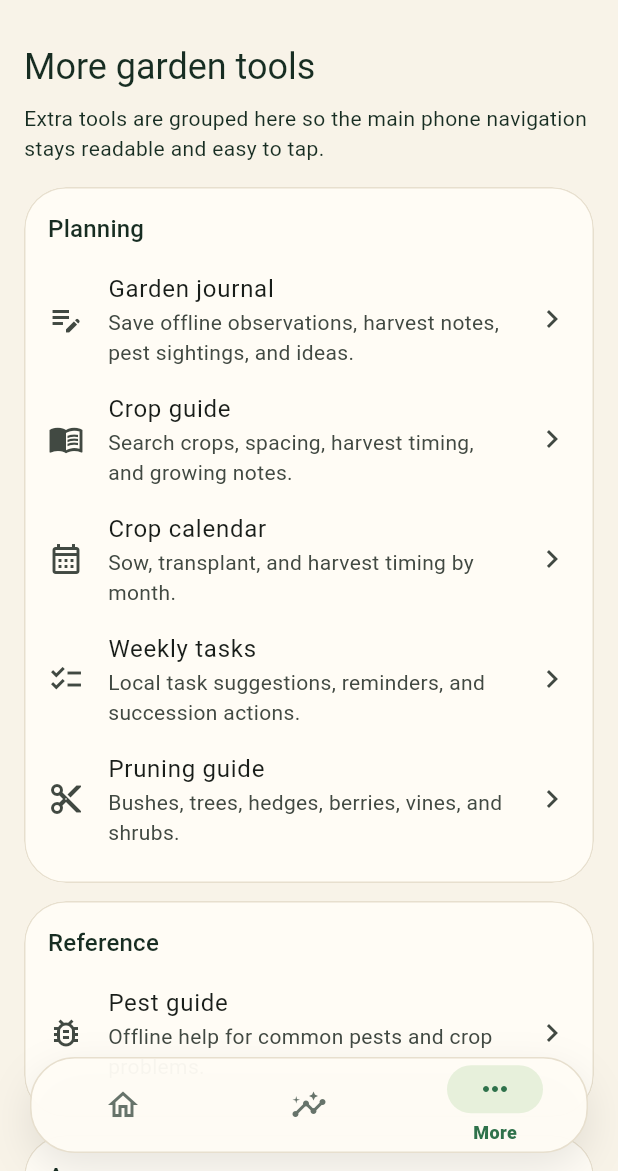
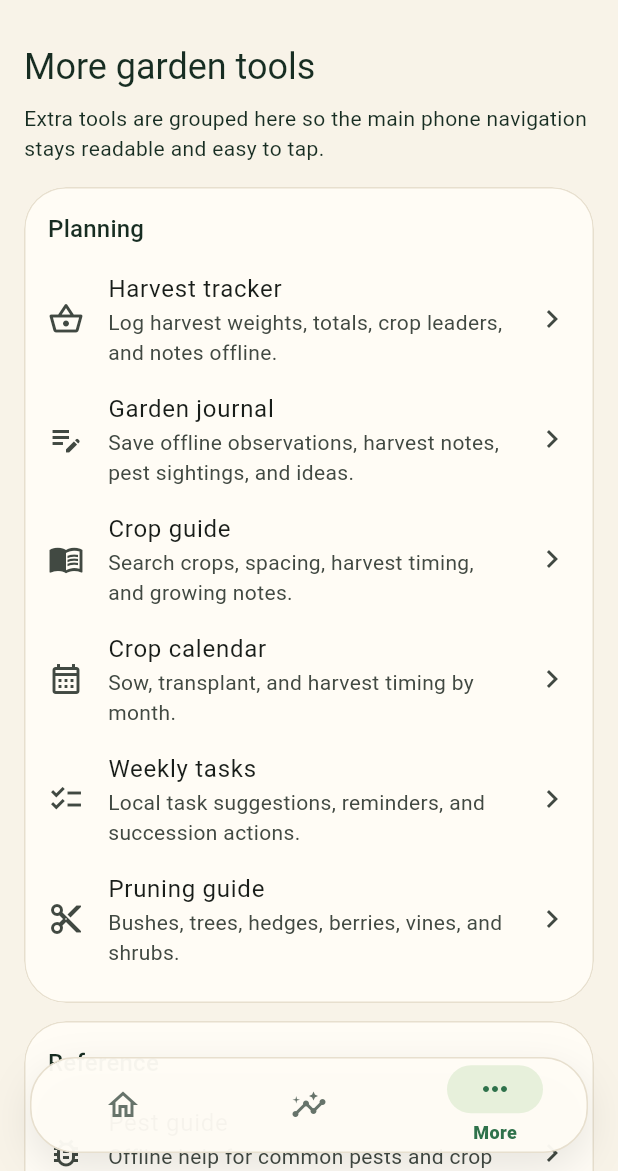
Before and after one commit to Archil3s/nz-vege-garden, a Flutter app: the screen it shows after launch, item 3 of the bottom bar chosen, on a phone screen of 412 x 824 dp, the part 65-1236 px from its top. Run offline on Flutter 3.47's test engine with Material 3 defaults, Android fonts, the phone set to English and light mode, and no system bars; our stand-ins replace flutter_local_notifications, flutter_svg, shared_preferences.

Commit message:
Add harvest tracker to More tools

```diff
--- a/lib/app/app.dart
+++ b/lib/app/app.dart
@@ -3,6 +3,7 @@ import 'package:flutter/services.dart';
 
 import '../features/calendar/crop_calendar_screen.dart';
 import '../features/crops/crop_guide_screen.dart';
+import '../features/harvest/harvest_tracker_screen.dart';
 import '../features/home/friendly_home_screen.dart';
 import '../features/insights/insights_screen.dart';
 import '../features/journal/garden_journal_screen.dart';
@@ -142,6 +143,12 @@ class _MoreScreen extends StatelessWidget {
             title: 'Planning',
             children: [
               _MoreSectionTile(
+                icon: Icons.shopping_basket_outlined,
+                title: 'Harvest tracker',
+                description: 'Log harvest weights, totals, crop leaders, and notes offline.',
+                onTap: () => onOpenSection(const HarvestTrackerScreen()),
+              ),
+              _MoreSectionTile(
                 icon: Icons.edit_note_outlined,
                 title: 'Garden journal',
                 description: 'Save offline observations, harvest notes, pest sightings, and ideas.',
```
